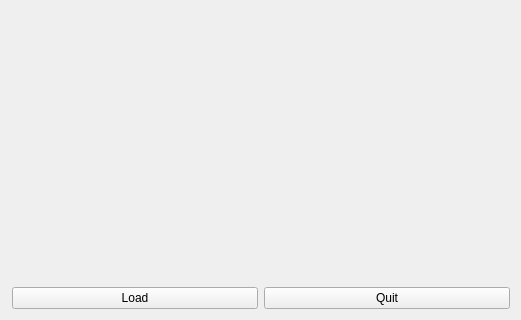
Before: the Qt Designer form mainwindow.ui in ImageLab/CEREBRA, drawn with Qt 5; both pictures show x 503 to 1024 and y 448 to 768 of the 1024 by 768 pixel window.
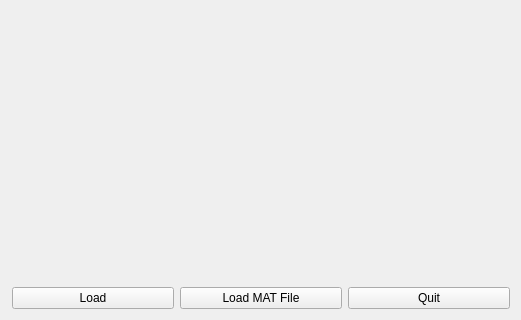
After: the same form once the commit is applied. Custom widgets are drawn as their Qt base class.

```diff
--- a/mainwindow.ui
+++ b/mainwindow.ui
@@ -185,6 +185,13 @@
             </property>
            </widget>
           </item>
+          <item>
+           <widget class="QPushButton" name="pushButton">
+            <property name="text">
+             <string>Load MAT File</string>
+            </property>
+           </widget>
+          </item>
           <item>
            <widget class="QPushButton" name="quitButton">
             <property name="text">
```
Left out of the diff: 17 changed lines with no effect on the pictures.
